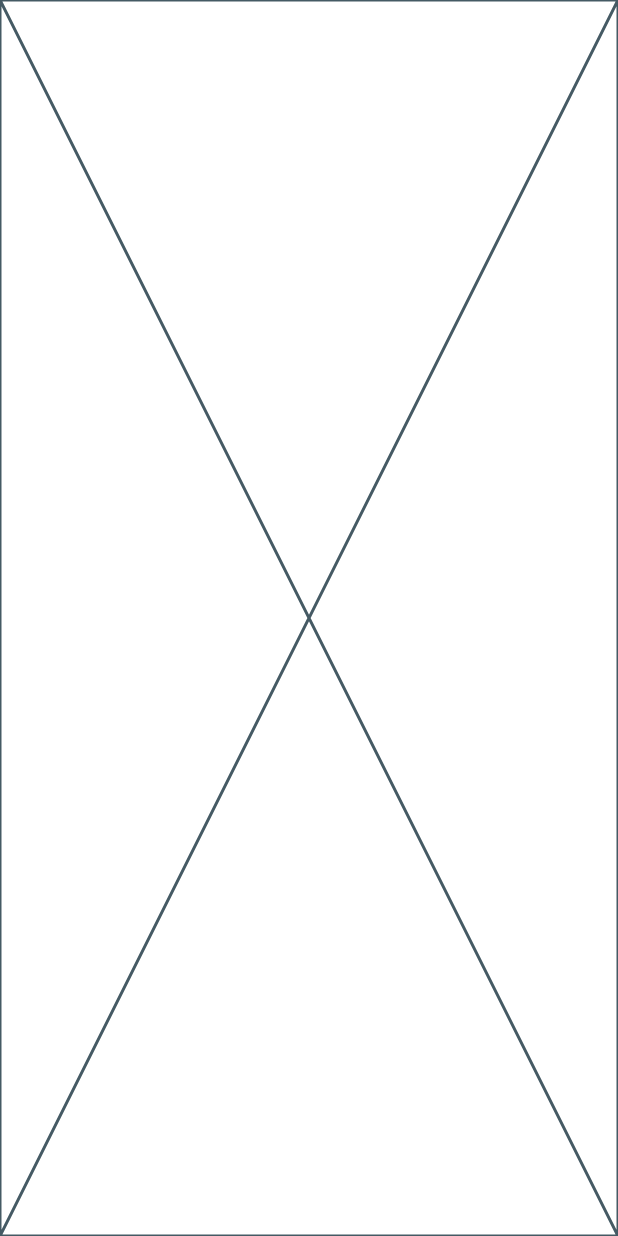
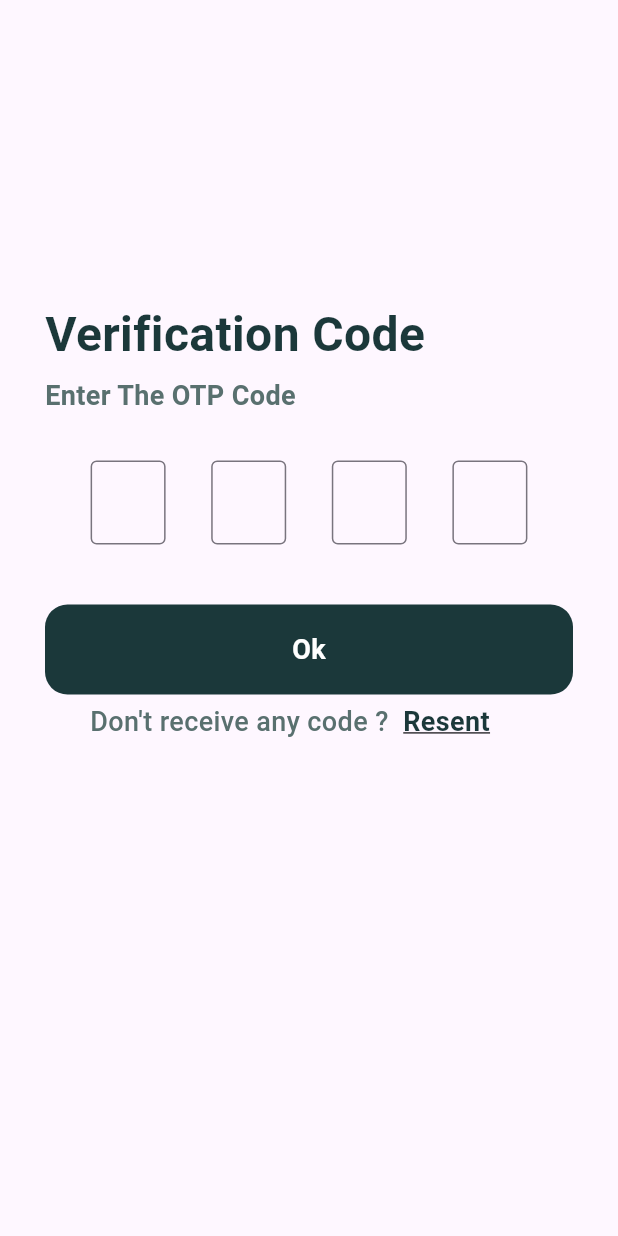
Before and after one commit to AnasHany219/Expense-Tracker, a Flutter app: the SignUpScreen screen opened directly, after a tap on "Verification", on a phone screen of 412 x 824 dp. Run offline on Flutter 3.47's test engine with Material 3 defaults, Android fonts, the phone set to English and light mode, and no system bars.

Commit message:
Created Verification Page ✨

```diff
--- a/lib/features/auth/signup/page/signup.dart
+++ b/lib/features/auth/signup/page/signup.dart
@@ -16,7 +16,7 @@ class SignUpScreen extends StatelessWidget {
           crossAxisAlignment: CrossAxisAlignment.start,
           children: [
             const SizedBox(
-              height: 70,
+              height: 120,
             ),
             Padding(
               padding: const EdgeInsets.symmetric(horizontal: 30),
--- /dev/null
+++ b/lib/features/auth/verification/component/verification_form.dart
@@ -0,0 +1,32 @@
+import 'package:flutter/material.dart';
+
+class VerificationForm extends StatefulWidget {
+  const VerificationForm({super.key});
+
+  @override
+  State<VerificationForm> createState() => _VerificationFormState();
+}
+
+class _VerificationFormState extends State<VerificationForm> {
+  @override
+  Widget build(BuildContext context) {
+    return Row(
+      mainAxisAlignment: MainAxisAlignment.spaceEvenly,
+      children: List.generate(
+        4,
+        (index) => const SizedBox(
+          width: 50.0,
+          child: TextField(
+            textAlign: TextAlign.center,
+            maxLength: 1,
+            keyboardType: TextInputType.number,
+            decoration: InputDecoration(
+              counterText: "",
+              border: OutlineInputBorder(),
+            ),
+          ),
+        ),
+      ),
+    );
+  }
+}
--- a/lib/features/auth/verification/page/verification.dart
+++ b/lib/features/auth/verification/page/verification.dart
@@ -1,3 +1,7 @@
+import 'package:expense_tracker/core/primary_button.dart';
+import 'package:expense_tracker/core/text_style.dart';
+import 'package:expense_tracker/features/auth/login/page/login.dart';
+import 'package:expense_tracker/features/auth/verification/component/verification_form.dart';
 import 'package:flutter/material.dart';
 
 class VerificationScrean extends StatelessWidget {
@@ -5,6 +9,75 @@ class VerificationScrean extends StatelessWidget {
 
   @override
   Widget build(BuildContext context) {
-    return const Placeholder();
+    return Scaffold(
+      body: Padding(
+        padding: const EdgeInsets.symmetric(horizontal: 30),
+        child: Column(
+          crossAxisAlignment: CrossAxisAlignment.start,
+          children: [
+            const SizedBox(
+              height: 200,
+            ),
+            Text(
+              'Verification Code',
+              style: titleText,
+            ),
+            const SizedBox(height: 5),
+            Text(
+              'Enter The OTP Code',
+              style: subTitle.copyWith(fontWeight: FontWeight.w600),
+            ),
+            const SizedBox(height: 30),
+            const VerificationForm(),
+            const SizedBox(height: 40),
+            GestureDetector(
+              onTap: () {
+                Navigator.push(
+                  context,
+                  MaterialPageRoute(
+                    builder: (context) => const LoginScrean(),
+                  ),
+                );
+              },
+              child: const PrimaryButton(buttonText: 'Ok'),
+            ),
+            const SizedBox(
+              height: 5,
+            ),
+            Padding(
+              padding: const EdgeInsets.symmetric(horizontal: 30),
+              child: Row(
+                children: [
+                  Text(
+                    'Don\'t receive any code ? ',
+                    style: subTitle,
+                  ),
+                  const SizedBox(
+                    width: 5,
+                  ),
+                  GestureDetector(
+                    onTap: () {
+                      Navigator.push(
+                        context,
+                        MaterialPageRoute(
+                          builder: (context) => const LoginScrean(),
+                        ),
+                      );
+                    },
+                    child: Text(
+                      'Resent',
+                      style: textButton.copyWith(
+                        decoration: TextDecoration.underline,
+                        decorationThickness: 1,
+                      ),
+                    ),
+                  )
+                ],
+              ),
+            ),
+          ],
+        ),
+      ),
+    );
   }
 }
```
